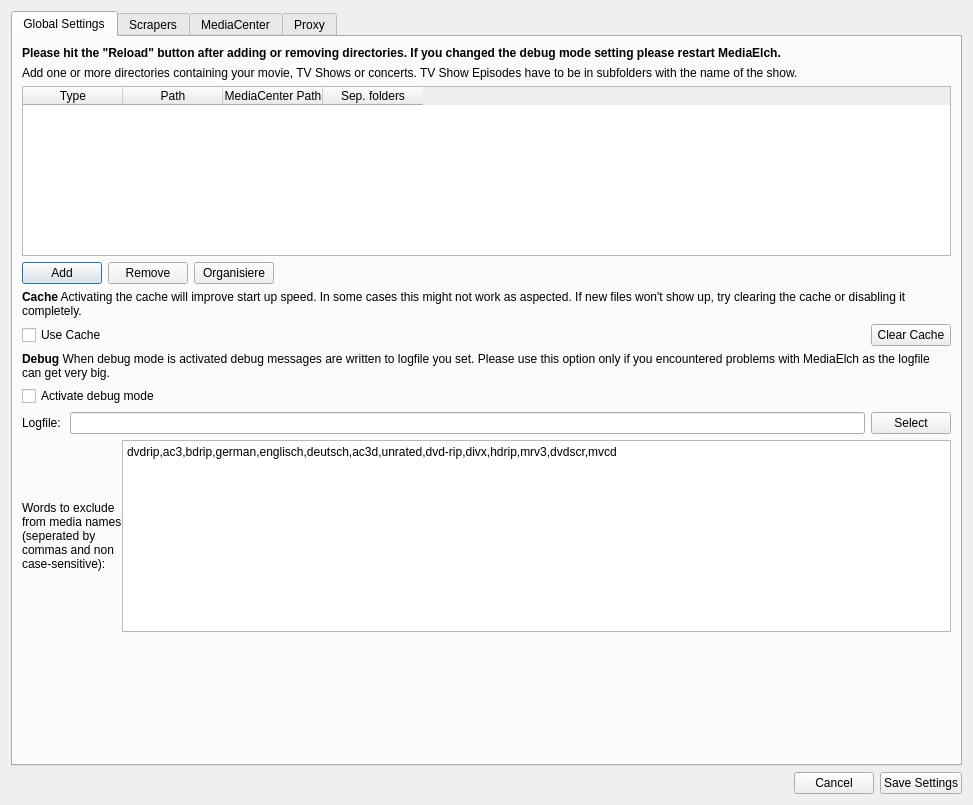
Komet/MediaElch, file settings/SettingsWidget.ui: the form before one commit.
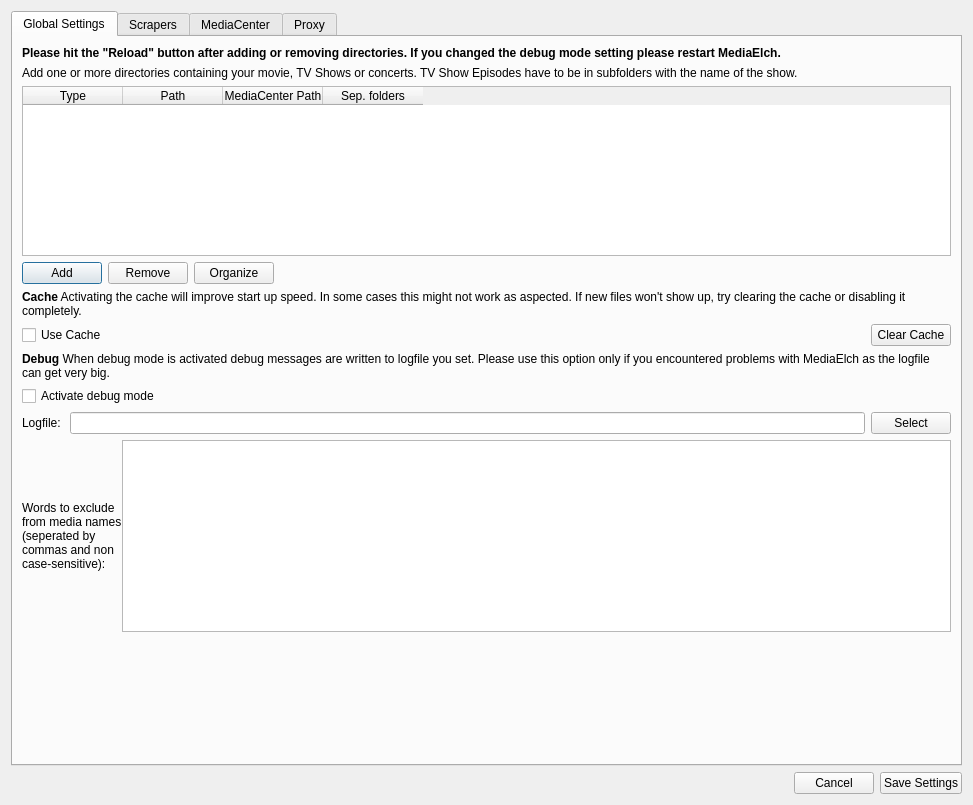
The form after the commit. Icons and pictures are not drawn.

The edit to the form file:
```diff
--- a/settings/SettingsWidget.ui
+++ b/settings/SettingsWidget.ui
@@ -181,7 +181,7 @@
             <string>&lt;html&gt;&lt;head/&gt;&lt;body&gt;&lt;p&gt;Sort Movies Into Seperate Directories&lt;/p&gt;&lt;/body&gt;&lt;/html&gt;</string>
            </property>
            <property name="text">
-            <string>Organisiere</string>
+            <string>Organize</string>
            </property>
           </widget>
          </item>
@@ -308,7 +308,7 @@
 &lt;html&gt;&lt;head&gt;&lt;meta name=&quot;qrichtext&quot; content=&quot;1&quot; /&gt;&lt;style type=&quot;text/css&quot;&gt;
 p, li { white-space: pre-wrap; }
 &lt;/style&gt;&lt;/head&gt;&lt;body style=&quot; font-family:'Sans Serif'; font-size:9pt; font-weight:400; font-style:normal;&quot;&gt;
-&lt;p style=&quot; margin-top:0px; margin-bottom:0px; margin-left:0px; margin-right:0px; -qt-block-indent:0; text-indent:0px;&quot;&gt;dvdrip,ac3,bdrip,german,englisch,deutsch,ac3d,unrated,dvd-rip,divx,hdrip,mrv3,dvdscr,mvcd&lt;/p&gt;&lt;/body&gt;&lt;/html&gt;</string>
+&lt;p style=&quot;-qt-paragraph-type:empty; margin-top:0px; margin-bottom:0px; margin-left:0px; margin-right:0px; -qt-block-indent:0; text-indent:0px;&quot;&gt;&lt;br /&gt;&lt;/p&gt;&lt;/body&gt;&lt;/html&gt;</string>
            </property>
           </widget>
          </item>
```
